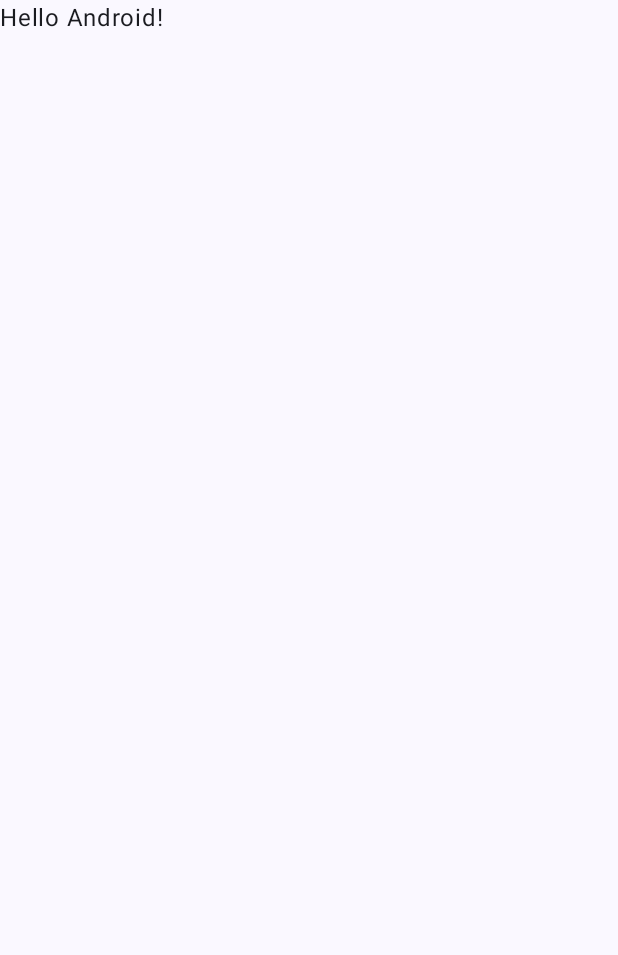
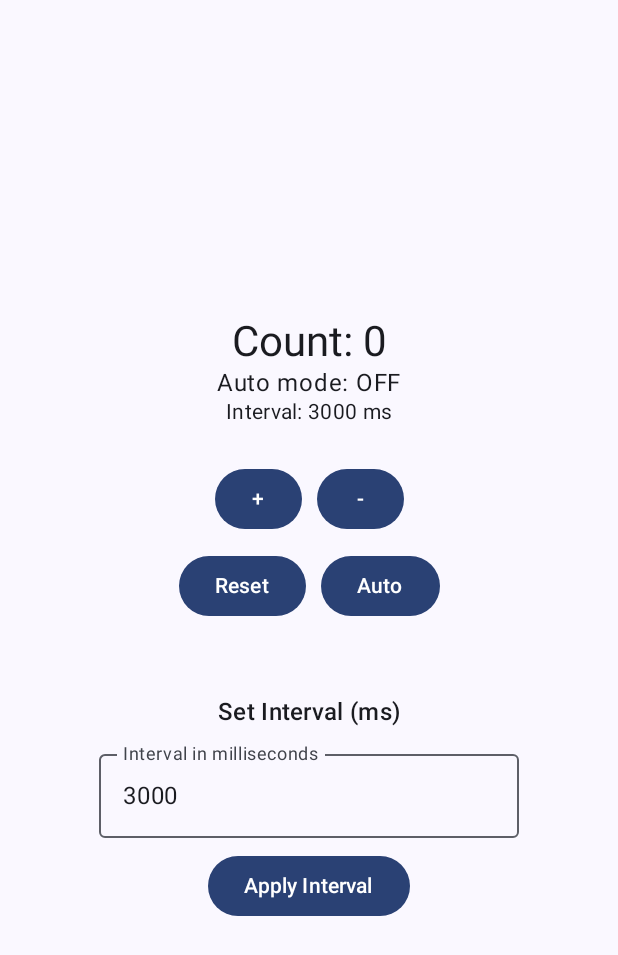
Before and after one commit to anajera05/CS501_Assignment04_P2, an Android app built with Jetpack Compose: the screen it shows after launch (MainActivity), on a phone screen of 412 x 824 dp. Before the commit the part shown is almost empty. Shown: the top 955 px of the screen. Run offline under Robolectric (Android 15) with nearby library versions, the phone set to English and light mode, and no system bars.

Commit message:
completed assignment

```diff
--- a/app/src/main/java/com/example/a04_02/MainActivity.kt
+++ b/app/src/main/java/com/example/a04_02/MainActivity.kt
@@ -4,24 +4,83 @@ import android.os.Bundle
 import androidx.activity.ComponentActivity
 import androidx.activity.compose.setContent
 import androidx.activity.enableEdgeToEdge
+import androidx.activity.viewModels
+import androidx.compose.foundation.layout.Arrangement
+import androidx.compose.foundation.layout.Column
+import androidx.compose.foundation.layout.Row
+import androidx.compose.foundation.layout.Spacer
 import androidx.compose.foundation.layout.fillMaxSize
+import androidx.compose.foundation.layout.height
 import androidx.compose.foundation.layout.padding
+import androidx.compose.foundation.text.KeyboardOptions
+import androidx.compose.material3.Button
+import androidx.compose.material3.MaterialTheme
+import androidx.compose.material3.OutlinedTextField
 import androidx.compose.material3.Scaffold
 import androidx.compose.material3.Text
 import androidx.compose.runtime.Composable
+import androidx.compose.runtime.collectAsState
+import androidx.compose.runtime.getValue
+import androidx.compose.runtime.mutableStateOf
+import androidx.compose.runtime.remember
+import androidx.compose.runtime.setValue
+import androidx.compose.ui.Alignment
 import androidx.compose.ui.Modifier
+import androidx.compose.ui.text.input.KeyboardType
 import androidx.compose.ui.tooling.preview.Preview
+import androidx.compose.ui.unit.dp
+import androidx.lifecycle.ViewModel
+import androidx.lifecycle.viewModelScope
 import com.example.a04_02.ui.theme._04_02Theme
+import kotlinx.coroutines.delay
+import kotlinx.coroutines.flow.MutableStateFlow
+import kotlinx.coroutines.flow.StateFlow
+import kotlinx.coroutines.launch
 
+class CounterViewModel: ViewModel() {
+    private val _count = MutableStateFlow(0)
+    val count: StateFlow<Int> = _count
+
+    private val _autoMode = MutableStateFlow(false)
+    val autoMode: StateFlow<Boolean> = _autoMode
+
+    private val _interval = MutableStateFlow(3000L)
+    val interval: StateFlow<Long> = _interval
+
+    // basic increment/decrement
+    fun increment() { _count.value += 1}
+    fun decrement() { _count.value -= 1}
+    fun reset() { _count.value = 0}
+    fun toggleAuto() { _autoMode.value = !_autoMode.value}
+
+
+    //interval for auto mode
+    fun setInterval(newInterval: Long) {
+        if (newInterval > 0) {
+            _interval.value = newInterval
+        }
+    }
+
+    init {
+        viewModelScope.launch {
+            while (true) {
+                delay(_interval.value)
+                if (_autoMode.value) increment()
+            }
+        }
+    }
+}
 class MainActivity : ComponentActivity() {
+    private val viewModel: CounterViewModel by viewModels()
+
     override fun onCreate(savedInstanceState: Bundle?) {
         super.onCreate(savedInstanceState)
         enableEdgeToEdge()
         setContent {
             _04_02Theme {
                 Scaffold(modifier = Modifier.fillMaxSize()) { innerPadding ->
-                    Greeting(
-                        name = "Android",
+                    CounterScreen(
+                        viewModel = viewModel,
                         modifier = Modifier.padding(innerPadding)
                     )
                 }
@@ -31,17 +90,74 @@ class MainActivity : ComponentActivity() {
 }
 
 @Composable
-fun Greeting(name: String, modifier: Modifier = Modifier) {
-    Text(
-        text = "Hello $name!",
-        modifier = modifier
-    )
+fun CounterScreen(viewModel: CounterViewModel, modifier: Modifier = Modifier) {
+    val count by viewModel.count.collectAsState()
+    val autoMode by viewModel.autoMode.collectAsState()
+    val currentInterval by viewModel.interval.collectAsState()
+
+
+    var intervalInput by remember { mutableStateOf((currentInterval).toString()) }
+
+    Column(modifier = modifier
+        .fillMaxSize()
+        .padding(16.dp),
+        horizontalAlignment = Alignment.CenterHorizontally,
+        verticalArrangement = Arrangement.Center
+
+    ) {
+        // Text at the Beginning
+        Text("Count: $count", style = MaterialTheme.typography.headlineMedium)
+        Text("Auto mode: ${if(autoMode) "ON" else "OFF"}", style = MaterialTheme.typography.bodyLarge)
+        Text("Interval: $currentInterval ms", style = MaterialTheme.typography.bodyMedium)
+
+        // Buttons
+        Column(
+            modifier = Modifier.padding(vertical = 24.dp), // Add vertical padding
+            horizontalAlignment = Alignment.CenterHorizontally,
+            verticalArrangement = Arrangement.spacedBy(10.dp) // Space between rows
+        ) {
+            // Inc + dec
+            Row(horizontalArrangement = Arrangement.spacedBy(10.dp)) {
+                Button(onClick = { viewModel.increment() }) { Text("+") }
+                Button(onClick = { viewModel.decrement() }) { Text("-") }
+            }
+            // restart and auto count
+            Row(horizontalArrangement = Arrangement.spacedBy(10.dp)) {
+                Button(onClick = { viewModel.reset() }) { Text("Reset") }
+                //Launch a coroutine that increments the counter every 3 seconds when “Auto” mode is toggled on.
+                Button(onClick = { viewModel.toggleAuto() }) { Text("Auto") }
+            }
+        }
+
+        Spacer(modifier = Modifier.height(24.dp))
+
+        // settings screen to configure the auto-increment interval.
+        Text("Set Interval (ms)", style = MaterialTheme.typography.titleMedium)
+        OutlinedTextField(
+            value = intervalInput,
+            onValueChange = { intervalInput = it },
+            label = { Text("Interval in milliseconds") },
+            singleLine = true,
+            keyboardOptions = KeyboardOptions(keyboardType = KeyboardType.Number),
+            modifier = Modifier.padding(top = 8.dp)
+        )
+        Button(
+            onClick = {
+                intervalInput.toLongOrNull()?.let {
+                    viewModel.setInterval(it)
+                }
+            },
+            modifier = Modifier.padding(top = 8.dp)
+        ) {
+            Text("Apply Interval")
+        }
+    }
 }
 
 @Preview(showBackground = true)
 @Composable
 fun GreetingPreview() {
     _04_02Theme {
-        Greeting("Android")
+        CounterScreen(viewModel = CounterViewModel())
     }
 }
```
